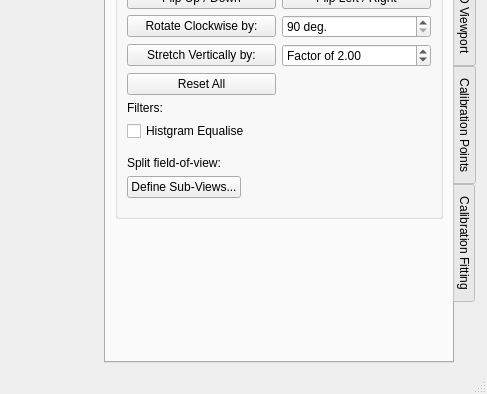
Above: calcam/gui/qt_designer_files/fitting_calib.ui from euratom-software/calcam before the change; both pictures show x 599 to 1086 and y 273 to 667 of the 1086 by 667 pixel window. Below: the same form after it.
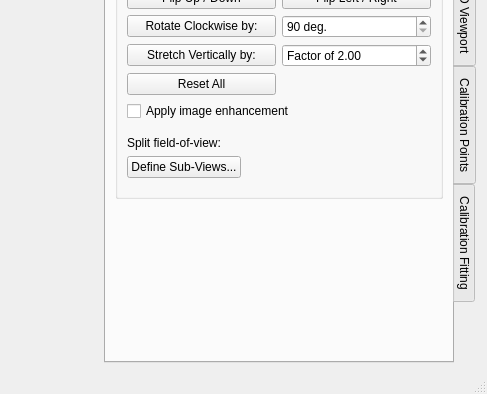
That is the form after the change.

Commit message: Finish implementing movement correction (but not documentation for it yet). Also re-split image enhancement to its own module and apply in other tools: basically re-implement what was in e8de1a0 but it actually works this time.

Diff of the .ui file:
```diff
--- a/calcam/gui/qt_designer_files/fitting_calib.ui
+++ b/calcam/gui/qt_designer_files/fitting_calib.ui
@@ -462,14 +462,7 @@
             </widget>
            </item>
            <item>
-            <widget class="QLabel" name="label_15">
-             <property name="text">
-              <string>Filters:</string>
-             </property>
-            </widget>
-           </item>
-           <item>
-            <widget class="QCheckBox" name="hist_eq_checkbox">
+            <widget class="QCheckBox" name="enhance_checkbox">
              <property name="sizePolicy">
               <sizepolicy hsizetype="Expanding" vsizetype="Fixed">
                <horstretch>0</horstretch>
@@ -477,7 +470,7 @@
               </sizepolicy>
              </property>
              <property name="text">
-              <string>Histgram Equalise</string>
+              <string>Apply image enhancement</string>
              </property>
             </widget>
            </item>
```
Left out of the diff: 44 changed lines with no effect on the pictures. The commit also changes 12 other files.
